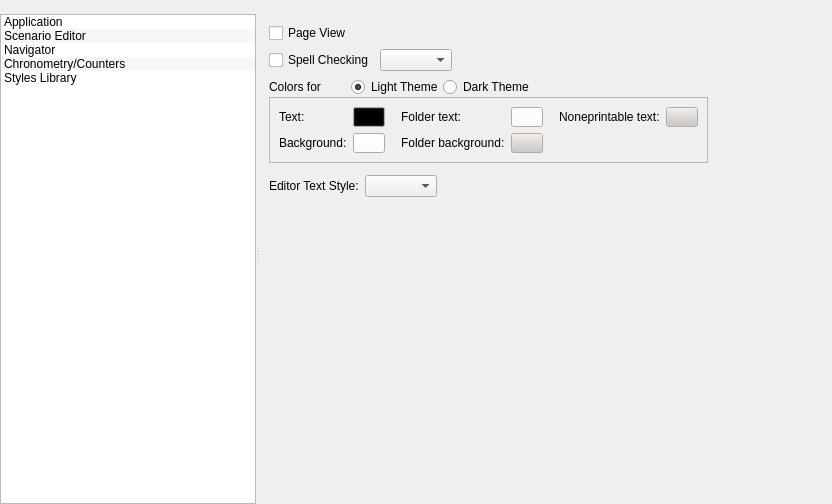
dimkanovikov/KITScenarist, file src/bin/Scenarist/UserInterfaceLayer/Settings/SettingsView.ui: the form before one commit.
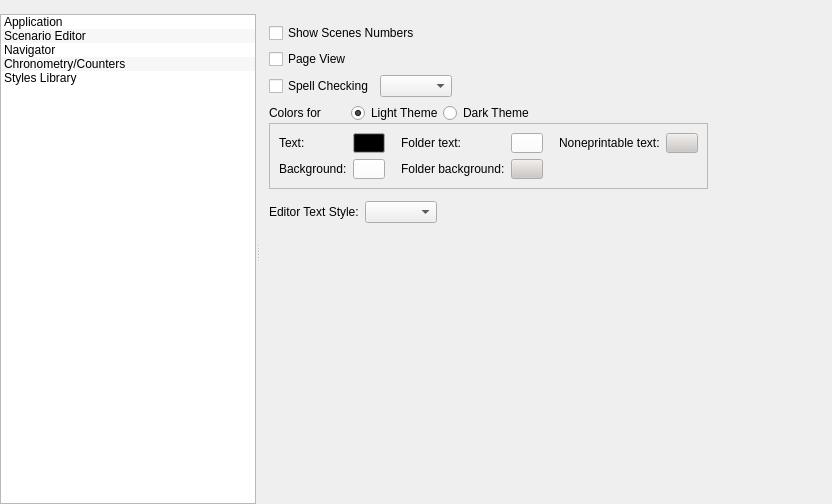
The form after the commit. The open tabs and pages were chosen to show the change. Icons and pictures are not drawn.

Commit message: Show scenes numbers in scenario editor

Diff of the .ui file:
```diff
--- a/src/bin/Scenarist/UserInterfaceLayer/Settings/SettingsView.ui
+++ b/src/bin/Scenarist/UserInterfaceLayer/Settings/SettingsView.ui
@@ -247,7 +247,7 @@
            <item row="1" column="0">
             <widget class="QWidget" name="scenarioEditPageWidget" native="true">
              <layout class="QGridLayout" name="gridLayout_7">
-              <item row="5" column="0" colspan="2">
+              <item row="6" column="0" colspan="2">
                <layout class="QHBoxLayout" name="horizontalLayout_5">
                 <item>
                  <widget class="QLabel" name="label_20">
@@ -274,7 +274,7 @@
                 </item>
                </layout>
               </item>
-              <item row="6" column="0">
+              <item row="7" column="0">
                <spacer name="verticalSpacer">
                 <property name="orientation">
                  <enum>Qt::Vertical</enum>
@@ -287,7 +287,7 @@
                 </property>
                </spacer>
               </item>
-              <item row="1" column="0" colspan="2">
+              <item row="2" column="0" colspan="2">
                <layout class="QHBoxLayout" name="horizontalLayout_3">
                 <item>
                  <widget class="QCheckBox" name="spellChecking">
@@ -314,14 +314,14 @@
                 </item>
                </layout>
               </item>
-              <item row="0" column="0" colspan="2">
+              <item row="1" column="0" colspan="2">
                <widget class="QCheckBox" name="pageView">
                 <property name="text">
                  <string>Page View</string>
                 </property>
                </widget>
               </item>
-              <item row="2" column="1" rowspan="2">
+              <item row="3" column="1" rowspan="2">
                <spacer name="horizontalSpacer_9">
                 <property name="orientation">
                  <enum>Qt::Horizontal</enum>
@@ -334,7 +334,7 @@
                 </property>
                </spacer>
               </item>
-              <item row="2" column="0">
+              <item row="3" column="0">
                <layout class="QVBoxLayout" name="verticalLayout_3">
                 <property name="spacing">
                  <number>0</number>
@@ -1155,6 +1155,13 @@
                 </item>
                </layout>
               </item>
+              <item row="0" column="0">
+               <widget class="QCheckBox" name="showScenesNumbersInEditor">
+                <property name="text">
+                 <string>Show Scenes Numbers</string>
+                </property>
+               </widget>
+              </item>
              </layout>
             </widget>
            </item>
```
Left out of the diff: 6 changed lines with no effect on the pictures. The commit also changes 17 other files.
